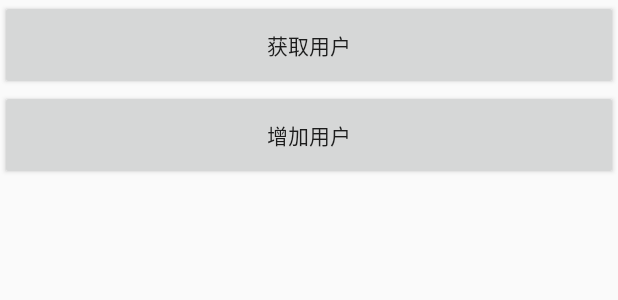
After one commit to Anler2015/AndroidPractice, an Android app: the layout activity_aidl.xml on its own in the app's theme, with its tools: preview values and no code run, on a phone screen of 412 x 824 dp. The commit adds this screen. Shown: the top 300 px of the screen. Run offline under Robolectric (Android 15) with nearby library versions, the phone set to English and light mode, and no system bars.

Commit message:
添加demo
1.添加aidl demo
2.添加FlexBoxLayout demo

```diff
--- a/app/build.gradle
+++ b/app/build.gradle
@@ -2,7 +2,7 @@ apply plugin: 'com.android.application'
 
 android {
     compileSdkVersion 23
-    buildToolsVersion "23.0.2"
+    buildToolsVersion '23.0.2'
 
     defaultConfig {
         applicationId "com.gejiahui.androidpractice"
@@ -20,9 +20,10 @@ android {
 }
 
 dependencies {
-    compile fileTree(dir: 'libs', include: ['*.jar'])
+    compile fileTree(include: ['*.jar'], dir: 'libs')
     testCompile 'junit:junit:4.12'
     compile 'com.android.support:appcompat-v7:23.2.1'
     compile 'com.jakewharton:butterknife:7.0.1'
     compile 'com.android.support:design:23.2.1'
+    compile 'com.google.android:flexbox:0.1.2'
 }
--- a/app/src/main/java/com/gejiahui/androidpractice/ViewPage/MyPageTransformer.java
+++ b/app/src/main/java/com/gejiahui/androidpractice/ViewPage/MyPageTransformer.java
@@ -1,4 +1,4 @@
-package com.gejiahui.androidpractice.ViewPage;
+package com.gejiahui.androidpractice.viewpage;
 
 import android.support.v4.view.ViewPager;
 import android.view.View;
--- a/app/src/main/java/com/gejiahui/androidpractice/ViewPage/ViewPageActivity.java
+++ b/app/src/main/java/com/gejiahui/androidpractice/ViewPage/ViewPageActivity.java
@@ -1,4 +1,4 @@
-package com.gejiahui.androidpractice.ViewPage;
+package com.gejiahui.androidpractice.viewpage;
 
 import android.os.Bundle;
 import android.support.v4.view.PagerAdapter;
--- /dev/null
+++ b/app/src/main/res/layout/activity_aidl.xml
@@ -0,0 +1,27 @@
+<?xml version="1.0" encoding="utf-8"?>
+<LinearLayout xmlns:android="http://schemas.android.com/apk/res/android"
+    android:orientation="vertical" android:layout_width="match_parent"
+    android:layout_height="match_parent">
+
+    <Button
+        android:id="@+id/show_user_list"
+        android:text="获取用户"
+        android:layout_width="match_parent"
+        android:layout_height="60dp" />
+
+    <Button
+        android:id="@+id/add_user"
+        android:text="增加用户"
+        android:layout_width="match_parent"
+        android:layout_height="60dp" />
+
+    <TextView
+        android:id="@+id/user_text"
+        android:textSize="16sp"
+        android:layout_marginLeft="20dp"
+        android:layout_width="match_parent"
+        android:layout_height="match_parent" />
+
+
+
+</LinearLayout>
--- a/app/src/main/res/layout/activity_main.xml
+++ b/app/src/main/res/layout/activity_main.xml
@@ -10,6 +10,9 @@
     android:paddingTop="@dimen/activity_vertical_margin"
     tools:context="com.gejiahui.androidpractice.MainActivity">
 
+
+
+
     <ListView
         android:id="@+id/list"
         android:layout_width="match_parent"
--- a/build.gradle
+++ b/build.gradle
@@ -5,7 +5,7 @@ buildscript {
         jcenter()
     }
     dependencies {
-        classpath 'com.android.tools.build:gradle:2.0.0'
+        classpath 'com.android.tools.build:gradle:2.1.0'
 
         // NOTE: Do not place your application dependencies here; they belong
         // in the individual module build.gradle files
```
Also changed, not shown: app/src/main/AndroidManifest.xml (+14 -3 lines), app/src/main/java/com/gejiahui/androidpractice/MainActivity.java (+5 -2 lines), app/src/main/java/com/gejiahui/androidpractice/aidl/AIDLClientActivity.java (added, +110 -0 lines), app/src/main/java/com/gejiahui/androidpractice/aidl/User.java (added, +62 -0 lines), app/src/main/java/com/gejiahui/androidpractice/aidl/UserManagerService.java (added, +47 -0 lines), app/src/main/java/com/gejiahui/androidpractice/flexboxlayout/FlexBoxLayoutActivity.java (added, +18 -0 lines), app/src/main/res/layout/activity_flexboxlayout.xml (added, +29 -0 lines), app/src/main/aidl/com/gejiahui/androidpractice/aidl/IUserManager.aidl (added), app/src/main/aidl/com/gejiahui/androidpractice/aidl/User.aidl (added).
